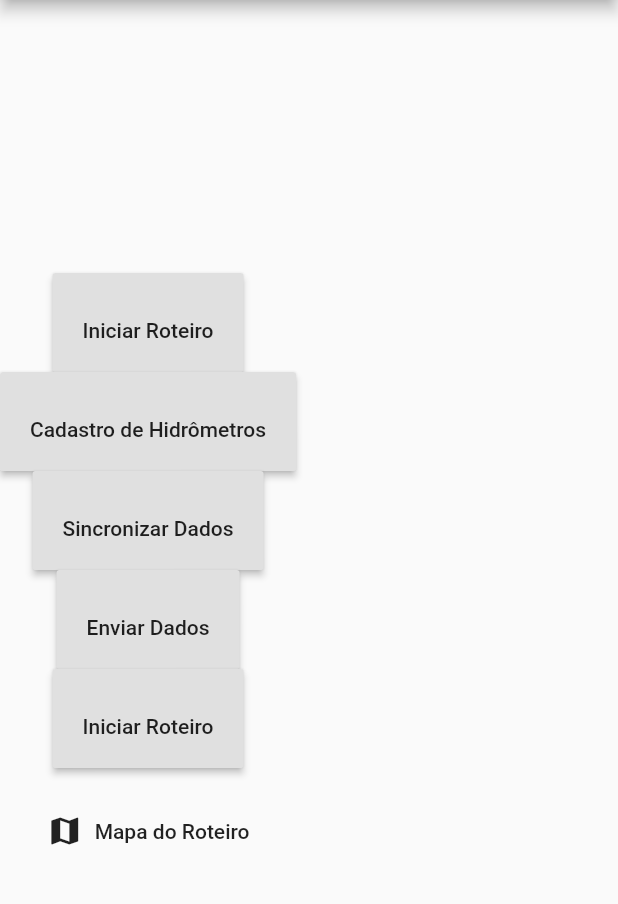
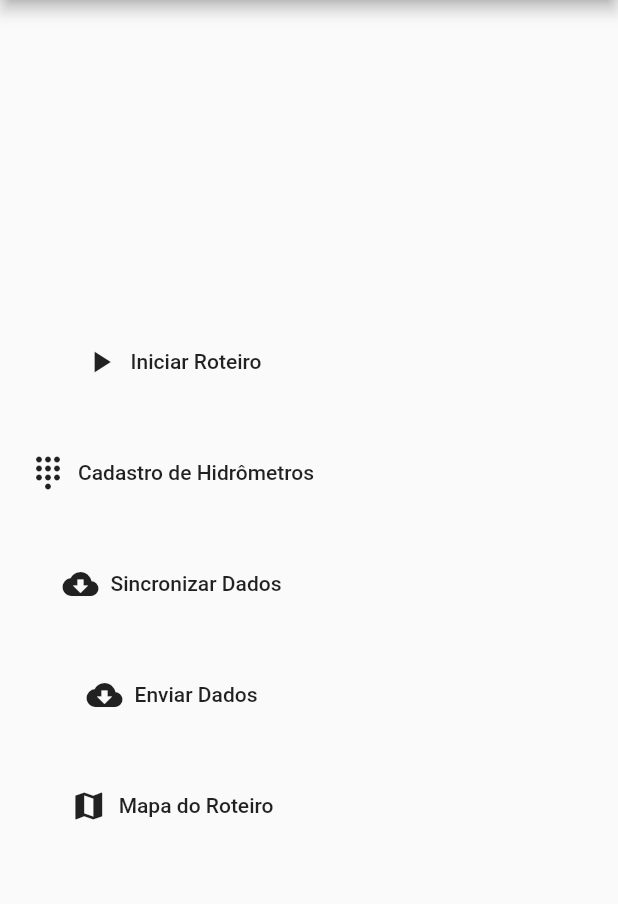
Before and after one commit to mateusconrad/gespam_agua, a Flutter app: the HomePage screen opened directly, on a phone screen of 412 x 824 dp, the part 84-988 px from its top. Run offline on Flutter 3.47's test engine with Material 2 defaults, Android fonts, the phone set to English and light mode, and no system bars.

Commit message:
'botoes'

```diff
--- a/lib/Home/paginaHome.dart
+++ b/lib/Home/paginaHome.dart
@@ -22,36 +22,34 @@ class _HomePageState extends State<HomePage> {
         crossAxisAlignment: CrossAxisAlignment.center,
         mainAxisAlignment: MainAxisAlignment.center,
         children: <Widget>[
-          RaisedButton(
+          FlatButton.icon(
+            icon: Icon(Icons.play_arrow),
             padding: _padding,
-            child: Text("Iniciar Roteiro"),
+            label: Text("Iniciar Roteiro"),
             onPressed: () {},
           ),
-          RaisedButton(
+          FlatButton.icon(
+            icon: Icon(Icons.dialpad),
             padding: _padding,
-            child: Text("Cadastro de Hidrômetros"),
+            label: Text("Cadastro de Hidrômetros"),
             onPressed: () {},
           ),
-          RaisedButton(
+          FlatButton.icon(
             padding: _padding,
-            child: Text("Sincronizar Dados"),
+            icon: Icon(Icons.cloud_download),
+            label: Text("Sincronizar Dados"),
             onPressed: () {},
           ),
-          RaisedButton(
+          FlatButton.icon(
             padding: _padding,
-            child: Text("Enviar Dados"),
-            onPressed: () {},
-          ),
-          RaisedButton(
-            padding: _padding,
-            child: Text("Iniciar Roteiro"),
+            icon: Icon(Icons.cloud_download),
+            label: Text("Enviar Dados"),
             onPressed: () {},
           ),
           FlatButton.icon(
             padding: _padding,
             label: Text("Mapa do Roteiro"),
             icon: Icon(Icons.map),
-//            child: ,
             onPressed: () {},
           ),
         ],
```
